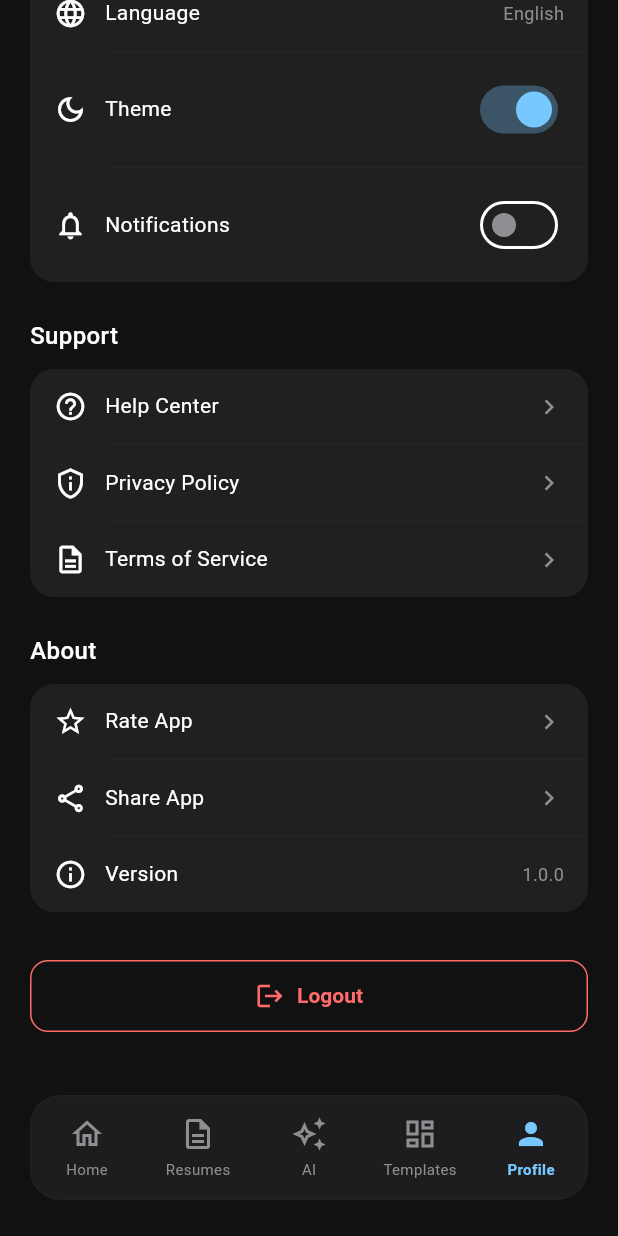
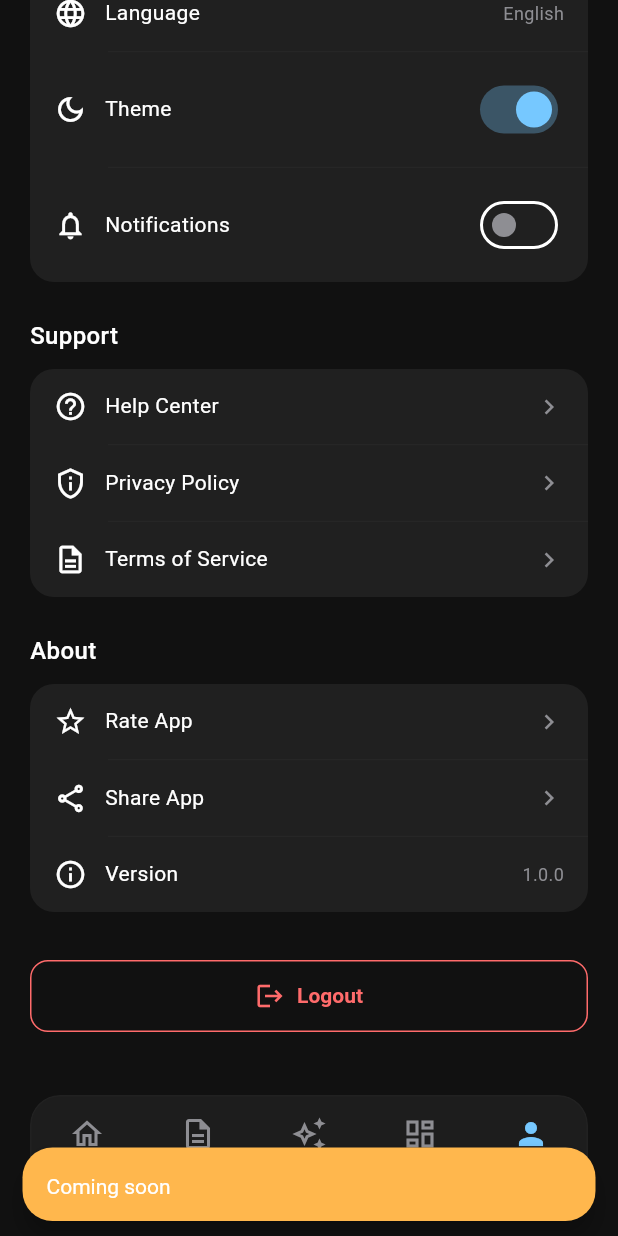
Before and after one commit to matmood-dev/flutter-resume-maker, a Flutter app: the ProfileScreen screen opened by its route, scrolled down 576 dp, after a tap on "Rate App", on a phone screen of 412 x 824 dp. Run offline on Flutter 3.47's test engine with Material 3 defaults, Android fonts, the phone set to English and light mode, and no system bars; our stand-ins replace flutter_riverpod, gap, go_router, image_picker, pdf, printing and 2 more; accounts and stored records are empty.

Commit message:
fixed profile tab

```diff
--- a/lib/features/profile/profile_screen.dart
+++ b/lib/features/profile/profile_screen.dart
@@ -3,6 +3,7 @@ import 'package:flutter_riverpod/flutter_riverpod.dart';
 import 'package:gap/gap.dart';
 import 'package:go_router/go_router.dart';
 import 'package:image_picker/image_picker.dart';
+import 'package:url_launcher/url_launcher.dart';
 import '../../core/theme/app_colors.dart';
 import '../../core/theme/app_text_styles.dart';
 import '../../providers/auth_provider.dart';
@@ -128,12 +129,24 @@ class ProfileScreen extends ConsumerWidget {
                   _buildSettingsTile(
                     icon: Icons.star_outline,
                     title: 'Rate App',
-                    onTap: () {},
+                    onTap: () {
+                      ScaffoldMessenger.of(context).showSnackBar(
+                        const SnackBar(
+                          content: Text('Coming soon'),
+                          backgroundColor: AppColors.warning,
+                        ),
+                      );
+                    },
                   ),
                   _buildSettingsTile(
                     icon: Icons.share_outlined,
                     title: 'Share App',
-                    onTap: () {},
+                    onTap: () async {
+                      final uri = Uri.parse('https://matmood.netlify.app');
+                      if (await canLaunchUrl(uri)) {
+                        await launchUrl(uri, mode: LaunchMode.externalApplication);
+                      }
+                    },
                   ),
                   _buildSettingsTile(
                     icon: Icons.info_outline,
@@ -145,6 +158,7 @@ class ProfileScreen extends ConsumerWidget {
                     ),
                     onTap: () {},
                     showDivider: false,
+                    enabled: false,
                   ),
                 ]),
                 const Gap(32),
@@ -269,18 +283,46 @@ class ProfileScreen extends ConsumerWidget {
     Widget? trailing,
     String? badge,
     Color? badgeColor,
+    Color? titleColor,
     bool showDivider = true,
+    bool enabled = true,
   }) {
     return Column(
       children: [
-        InkWell(
+        Material(
+          color: Colors.transparent,
+          child: enabled
+              ? InkWell(
                   onTap: onTap,
                   borderRadius: BorderRadius.circular(12),
-          child: Padding(
+                  child: _tileContent(icon, title, trailing, badge, badgeColor, titleColor),
+                )
+              : _tileContent(icon, title, trailing, badge, badgeColor, titleColor),
+        ),
+        if (showDivider)
+          Divider(
+            height: 1,
+            thickness: 0.5,
+            color: AppColors.border,
+            indent: 52,
+          ),
+      ],
+    );
+  }
+
+  Widget _tileContent(
+    IconData icon,
+    String title,
+    Widget? trailing,
+    String? badge,
+    Color? badgeColor,
+    Color? titleColor,
+  ) {
+    return Padding(
       padding: const EdgeInsets.symmetric(horizontal: 16, vertical: 14),
       child: Row(
         children: [
-                Icon(icon, size: 22, color: AppColors.textWhite),
+          Icon(icon, size: 22, color: titleColor ?? AppColors.textWhite),
           const Gap(12),
           Expanded(
             child: Row(
@@ -319,16 +361,6 @@ class ProfileScreen extends ConsumerWidget {
             ),
         ],
       ),
-          ),
-        ),
-        if (showDivider)
-          Divider(
-            height: 1,
-            thickness: 0.5,
-            color: AppColors.border,
-            indent: 52,
-          ),
-      ],
     );
   }
 
--- a/pubspec.yaml
+++ b/pubspec.yaml
@@ -28,6 +28,7 @@ dependencies:
   flutter_animate: ^4.5.2
   gap: ^3.0.1
   shared_preferences: ^2.3.4
+  url_launcher: ^6.3.1
 
 dev_dependencies:
   flutter_test:
```
Also changed, not shown: pubspec.lock. Lines whose indentation alone changed are shown as unchanged.
